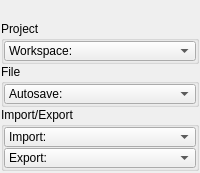
First picture: the form in tentacle/ui/scene.ui, repository m3trik/tentacle, before the edit.
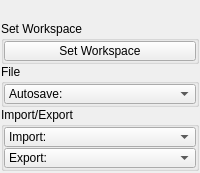
Second picture: the form after the edit. Custom widgets are drawn as their Qt base class.

Patch:
```diff
--- a/tentacle/ui/scene.ui
+++ b/tentacle/ui/scene.ui
@@ -69,7 +69,7 @@
       <item>
        <widget class="CollapsableGroup" name="Project">
         <property name="title">
-         <string>Project</string>
+         <string>Set Workspace</string>
         </property>
         <layout class="QVBoxLayout" name="verticalLayout_5">
          <property name="spacing">
@@ -88,7 +88,7 @@
           <number>0</number>
          </property>
          <item>
-          <widget class="ComboBox" name="cmb006">
+          <widget class="PushButton" name="tb000">
            <property name="minimumSize">
             <size>
              <width>0</width>
@@ -104,14 +104,9 @@
            <property name="toolTip">
             <string>Open a workspace folder, or set a new workspace.</string>
            </property>
-           <property name="maxVisibleItems">
-            <number>40</number>
+           <property name="text">
+            <string>Set Workspace</string>
            </property>
-           <item>
-            <property name="text">
-             <string>Workspace:</string>
-            </property>
-           </item>
           </widget>
          </item>
         </layout>
@@ -259,6 +254,11 @@
   </widget>
  </widget>
  <customwidgets>
+  <customwidget>
+   <class>PushButton</class>
+   <extends>QPushButton</extends>
+   <header>widgets.pushbutton.h</header>
+  </customwidget>
   <customwidget>
    <class>Header</class>
    <extends>QWidget</extends>
```
Left out of the diff: 2 changed lines with no effect on the pictures.
